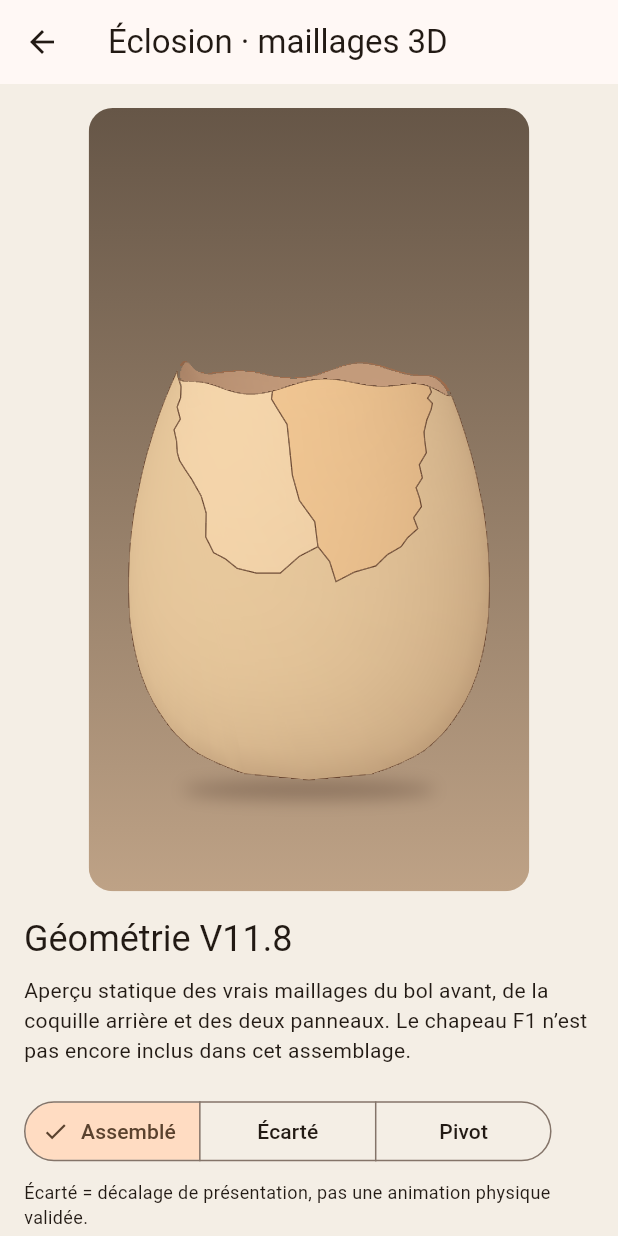
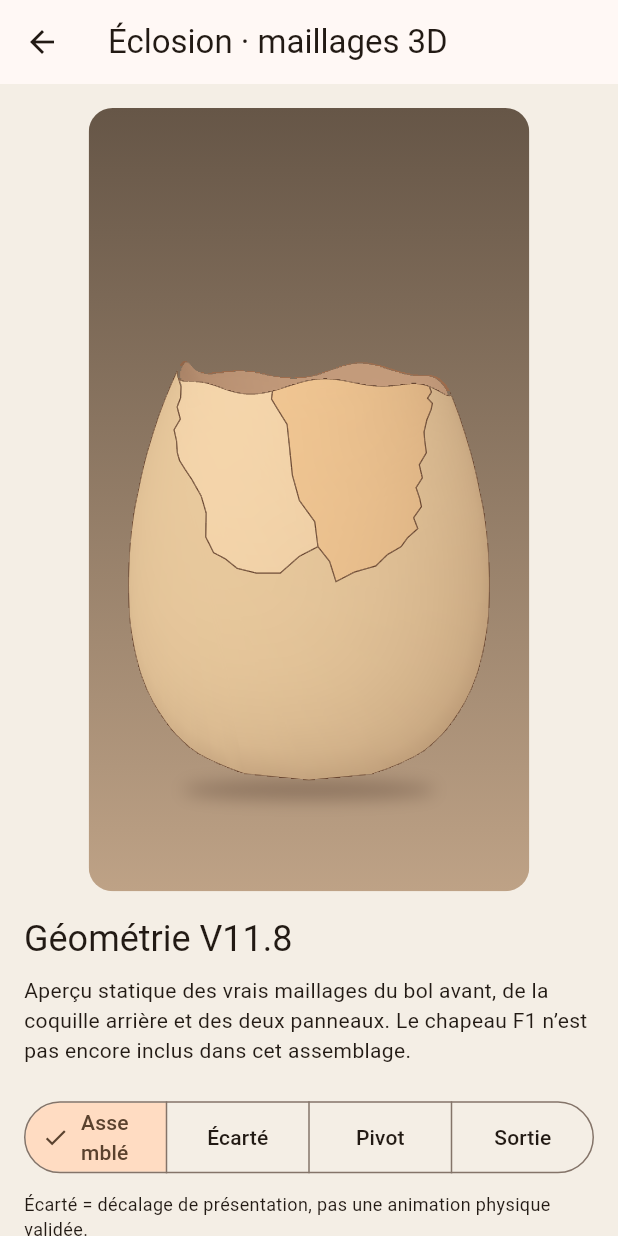
Before and after one commit to yoshimoot/Eclosion, a Flutter app: the screen it shows after launch, after a tap on "Voir les maillages V11.8", on a phone screen of 412 x 824 dp. Run offline on Flutter 3.47's test engine with Material 3 defaults, Android fonts, the phone set to English and light mode, and no system bars.

Commit message:
Add scrub-and-play 3D hinge-to-release diagnostic mode

```diff
--- a/egg_timer/lib/lab/egg_geometry_preview.dart
+++ b/egg_timer/lib/lab/egg_geometry_preview.dart
@@ -7,6 +7,7 @@ import 'package:flutter/material.dart';
 import 'egg_fragment_regions.dart';
 import 'egg_panel_inspection_pose.dart';
 import 'egg_panel_hinge_pose.dart';
+import 'egg_panel_release_motion.dart';
 import 'egg_fracture_network.dart';
 import 'egg_rear_bowl_boundary.dart';
 import 'egg_rear_bowl_mesh.dart';
@@ -14,6 +15,38 @@ import 'egg_shell_fragment_mesh.dart';
 import 'egg_shell_front_assembly.dart';
 import 'egg_shell_model.dart';
 import 'egg_stationary_bowl_shell.dart';
+
+/// Diagnostic display phases only; the product timer is separate.
+class EggExitTimeline {
+  const EggExitTimeline._();
+  static const releaseThreshold = .55;
+  static const finalHingeDegrees = 30.0;
+  static const freeDuration = 1.2;
+
+  static void _check(double p) {
+    if (!p.isFinite || p < 0 || p > 1) {
+      throw ArgumentError.value(p, 'progress');
+    }
+  }
+
+  static double hingeAngle(double p) {
+    _check(p);
+    final u = (p / releaseThreshold).clamp(0.0, 1.0);
+    return finalHingeDegrees * u * u * (3 - 2 * u);
+  }
+
+  static double freeSeconds(double p) {
+    _check(p);
+    return p <= releaseThreshold
+        ? 0.0
+        : (p - releaseThreshold) / (1 - releaseThreshold) * freeDuration;
+  }
+
+  static bool released(double p) {
+    _check(p);
+    return p > releaseThreshold;
+  }
+}
 
 /// Separate, read-only Chrome diagnostic of the actual V11.8 shell meshes.
 /// The validated F1 painter and all motion mechanics remain untouched.
@@ -24,12 +57,15 @@ class EggGeometryPreview extends StatefulWidget {
   State<EggGeometryPreview> createState() => _EggGeometryPreviewState();
 }
 
-class _EggGeometryPreviewState extends State<EggGeometryPreview> {
+class _EggGeometryPreviewState extends State<EggGeometryPreview>
+    with SingleTickerProviderStateMixin {
   late final EggShellFrontAssembly _assembly;
   late final EggFragmentRegionPlan _regions;
   late final EggStationaryBowlShell _front;
   late final EggRearBowlMesh _rear;
   late final EggShellModel _model;
+  late final AnimationController _exitPlayback;
+  late final List<EggPanelReleaseMotion> _exitMotion;
   int _mode = 0; // 0: assembled, 1: free inspection, 2: attached hinge
   double _hingeDegrees = 20;
   bool _left = true;
@@ -41,6 +77,9 @@ class _EggGeometryPreviewState extends State<EggGeometryPreview> {
   @override
   void initState() {
     super.initState();
+    _exitPlayback = AnimationController(
+      vsync: this, duration: const Duration(seconds: 4),
+    );
     final network = EggFractureNetwork.fixed();
     _model = network.model;
     _regions = EggFragmentRegionPlan.fromNetwork(network);
@@ -49,6 +88,37 @@ class _EggGeometryPreviewState extends State<EggGeometryPreview> {
     _rear = EggRearBowlMeshBuilder.build(
       EggRearBowlBoundaryBuilder.build(_front),
     );
+    // Build physical full-release trajectories once, never per paint frame.
+    _exitMotion = List<EggPanelReleaseMotion>.unmodifiable([
+      for (var i = 0; i < _assembly.panels.length; i++)
+        EggPanelReleaseMotion.fromHinge(
+          panel: _assembly.panels[i],
+          model: _model,
+          hinge: EggPanelHingePose.fromGraph(
+            panel: _assembly.panels[i],
+            region: _regions.regions[i],
+            neighbor: _regions.regions[1 - i],
+            network: network,
+            openingDegrees: EggExitTimeline.finalHingeDegrees,
+          ),
+        ),
+    ]);
+  }
+
+  @override
+  void dispose() {
+    _exitPlayback.dispose();
+    super.dispose();
+  }
+
+  void _playOrPause() {
+    if (_exitPlayback.isAnimating) {
+      _exitPlayback.stop();
+    } else {
+      if (_exitPlayback.value >= 1) _exitPlayback.value = 0;
+      _exitPlayback.forward();
+    }
+    setState(() {});
   }
 
   Widget _viewer(double height) => SizedBox(
@@ -72,6 +142,8 @@ class _EggGeometryPreviewState extends State<EggGeometryPreview> {
               showInside: _inside,
               outlines: _outlines,
               inspectionYaw: _inspectionYaw,
+              exitPlayback: _exitPlayback,
+              exitMotion: _exitMotion,
             ),
             child: const SizedBox.expand(),
           ),
@@ -95,13 +167,19 @@ class _EggGeometryPreviewState extends State<EggGeometryPreview> {
           ButtonSegment(value: 0, label: Text('Assemblé')),
           ButtonSegment(value: 1, label: Text('Écarté')),
           ButtonSegment(value: 2, label: Text('Pivot')),
+          ButtonSegment(value: 3, label: Text('Sortie')),
         ],
         selected: {_mode},
-        onSelectionChanged: (values) =>
-            setState(() => _mode = values.first),
+        onSelectionChanged: (values) {
+          _exitPlayback.stop();
+          setState(() => _mode = values.first);
+        },
       ),
       const SizedBox(height: 8),
-      Text(_mode == 2
+      Text(_mode == 3
+          ? 'Sortie : pivot attaché puis expulsion rigide. '
+              'Collisions non résolues automatiquement.'
+          : _mode == 2
           ? 'Pivot : deux points d’une courte arête existante restent '
               'fixes. Aucun mouvement libre ni rupture automatique.'
           : 'Écarté = décalage de présentation, '
@@ -136,6 +214,54 @@ class _EggGeometryPreviewState extends State<EggGeometryPreview> {
           'issue des fissures V10.4. La géométrie tourne d’un seul '
           'bloc ; expulsion et chute non intégrées.',
           style: TextStyle(fontSize: 12)),
+      if (_mode == 3)
+        AnimatedBuilder(
+          animation: _exitPlayback,
+          builder: (context, _) => Column(
+            crossAxisAlignment: CrossAxisAlignment.start,
+            children: [
+              const SizedBox(height: 12),
+              Text('Progression pivot et expulsion · '
+                  '${(_exitPlayback.value * 100).round()} %'),
+              Slider(
+                key: const Key('exit-sequence-progress'),
+                value: _exitPlayback.value,
+                onChanged: (p) {
+                  _exitPlayback.stop();
+                  _exitPlayback.value = p;
+                },
+              ),
+              Text(
+                EggExitTimeline.released(_exitPlayback.value)
+                    ? 'Libéré · '
+                        '${EggExitTimeline.freeSeconds(_exitPlayback.value).toStringAsFixed(2)} s'
+                    : 'Attaché · '
+                        '${EggExitTimeline.hingeAngle(_exitPlayback.value).toStringAsFixed(1)}°',
+                style: const TextStyle(fontSize: 12),
+              ),
+              Row(children: [
+                FilledButton.tonalIcon(
+                  onPressed: _playOrPause,
+                  icon: Icon(_exitPlayback.isAnimating
+                      ? Icons.pause : Icons.play_arrow),
+                  label: Text(_exitPlayback.isAnimating ? 'Pause' : 'Lire'),
+                ),
+                const SizedBox(width: 8),
+                TextButton.icon(
+                  onPressed: () {
+                    _exitPlayback.stop();
+                    _exitPlayback.value = 0;
+                  },
+                  icon: const Icon(Icons.replay),
+                  label: const Text('Rejouer'),
+                ),
+              ]),
+              const Text('Pivot 0–55 %, puis expulsion libre de 1,2 s. '
+                  'Diagnostic sans gravité ni réponse aux collisions.',
+                  style: TextStyle(fontSize: 12)),
+            ],
+          ),
+        ),
       const SizedBox(height: 14),
       SwitchListTile(
         contentPadding: EdgeInsets.zero,
@@ -208,7 +334,8 @@ class _EggGeometryPreviewState extends State<EggGeometryPreview> {
 class _Surface {
   _Surface(this.points, this.faces, this.color,
       {this.inside = false, this.rim,
-      this.originalPoints, this.pose, this.hingePose});
+      this.originalPoints, this.pose, this.hingePose,
+      this.releaseMotion, this.releaseSeconds = 0});
 
   final List<EggShellPoint3> points;
   final List<EggShellTriangle> faces;
@@ -218,6 +345,8 @@ class _Surface {
   final List<EggShellPoint3>? originalPoints;
   final EggPanelInspectionPose? pose;
   final EggPanelHingePose? hingePose;
+  final EggPanelReleaseMotion? releaseMotion;
+  final double releaseSeconds;
   late final List<Offset> xy = [
     for (final p in points) Offset(p.x, p.y),
   ];
@@ -243,7 +372,9 @@ class _ShellMeshPainter extends CustomPainter {
     required this.showInside,
     required this.outlines,
     required this.inspectionYaw,
-  });
+    required this.exitPlayback,
+    required this.exitMotion,
+  }) : super(repaint: exitPlayback);
 
   final EggShellModel model;
   final EggStationaryBowlShell front;
@@ -257,6 +388,8 @@ class _ShellMeshPainter extends CustomPainter {
   final bool showInside;
   final bool outlines;
   final double inspectionYaw;
+  final Animation<double> exitPlayback;
+  final List<EggPanelReleaseMotion> exitMotion;
 
   List<_Surface> _meshes() {
     final result = <_Surface>[];
@@ -284,6 +417,8 @@ class _ShellMeshPainter extends CustomPainter {
       [...front.exterior, ...front.interior],
       front.upperCutWalls, const Color(0xffae7753), inside: true,
     ));
+    final progress = exitPlayback.value;
+    final seconds = mode == 3 ? EggExitTimeline.freeSeconds(progress) : 0.0;
     for (var i = 0; i < panels.length; i++) {
       if ((i == 0 && !leftPanel) || (i == 1 && !rightPanel)) continue;
       final panel = panels[i];
@@ -298,24 +433,30 @@ class _ShellMeshPainter extends CustomPainter {
               shiftY: i == 0 ? -9 : -13,
             )
           : null;
-      final hinge = mode == 2
+      final release = mode == 3 && EggExitTimeline.released(progress)
+          ? exitMotion[i] : null;
+      final hinge = mode == 2 || (mode == 3 && release == null)
           ? EggPanelHingePose.fromGraph(
               panel: panel,
               region: regions.regions[i],
               neighbor: regions.regions[1 - i],
               network: regions.network,
-              openingDegrees: hingeDegrees,
+              openingDegrees: mode == 2
+                  ? hingeDegrees : EggExitTimeline.hingeAngle(progress),
             )
           : null;
-      final exterior = hinge?.transformAll(panel.outer) ??
+      final exterior = release?.transformAll(panel.outer, seconds) ??
+          hinge?.transformAll(panel.outer) ??
           pose?.transformAll(panel.outer) ?? panel.outer;
-      final interior = hinge?.transformAll(panel.inner) ??
+      final interior = release?.transformAll(panel.inner, seconds) ??
+          hinge?.transformAll(panel.inner) ??
           pose?.transformAll(panel.inner) ?? panel.inner;
       result.add(_Surface(
         exterior, panel.outerTriangles,
         i == 0 ? const Color(0xffffe0b4) : const Color(0xfffbd09a),
         rim: panel.rim, originalPoints: panel.outer,
         pose: pose, hingePose: hinge,
+        releaseMotion: release, releaseSeconds: seconds,
       ));
       result.add(_Surface(
         [...exterior, ...interior],
@@ -323,6 +464,7 @@ class _ShellMeshPainter extends CustomPainter {
         inside: true,
         originalPoints: [...panel.outer, ...panel.inner],
         pose: pose, hingePose: hinge,
+        releaseMotion: release, releaseSeconds: seconds,
       ));
       if (mode != 0) {
         final offset = panel.outer.length;
@@ -332,6 +474,7 @@ class _ShellMeshPainter extends CustomPainter {
         ], const Color(0xffd9b18e),
           inside: true, originalPoints: panel.inner,
           pose: pose, hingePose: hinge,
+          releaseMotion: release, releaseSeconds: seconds,
         ));
       }
     }
@@ -340,9 +483,11 @@ class _ShellMeshPainter extends CustomPainter {
 
   Color _shade(EggShellPoint3 point, Color base, bool inside,
       {EggShellPoint3? original, EggPanelInspectionPose? pose,
-      EggPanelHingePose? hingePose}) {
+      EggPanelHingePose? hingePose,
+      EggPanelReleaseMotion? releaseMotion, double releaseSeconds = 0}) {
     final localNormal = model.normalAt(original ?? point);
-    final n = hingePose?.rotateNormal(localNormal) ??
+    final n = releaseMotion?.rotateNormal(localNormal, releaseSeconds) ??
+        hingePose?.rotateNormal(localNormal) ??
         pose?.rotateNormal(localNormal) ?? localNormal;
     final directional = (n.x * -.43 + n.y * -.39 + n.z * .78) *
         (inside ? -1 : 1);
@@ -452,7 +597,9 @@ class _ShellMeshPainter extends CustomPainter {
             for (var j = 0; j < mesh.points.length; j++)
               _shade(mesh.points[j], mesh.color, mesh.inside,
                 original: mesh.originalPoints?[j], pose: mesh.pose,
-                hingePose: mesh.hingePose),
+                hingePose: mesh.hingePose,
+                releaseMotion: mesh.releaseMotion,
+                releaseSeconds: mesh.releaseSeconds),
           ],
           indices: mesh.indices,
         ),
@@ -486,5 +633,6 @@ class _ShellMeshPainter extends CustomPainter {
       old.mode != mode || old.regions != regions ||
       old.hingeDegrees != hingeDegrees || old.leftPanel != leftPanel ||
       old.rightPanel != rightPanel || old.showInside != showInside ||
-      old.outlines != outlines || old.inspectionYaw != inspectionYaw;
+      old.outlines != outlines || old.inspectionYaw != inspectionYaw ||
+       old.exitPlayback != exitPlayback || old.exitMotion != exitMotion;
 }
```
